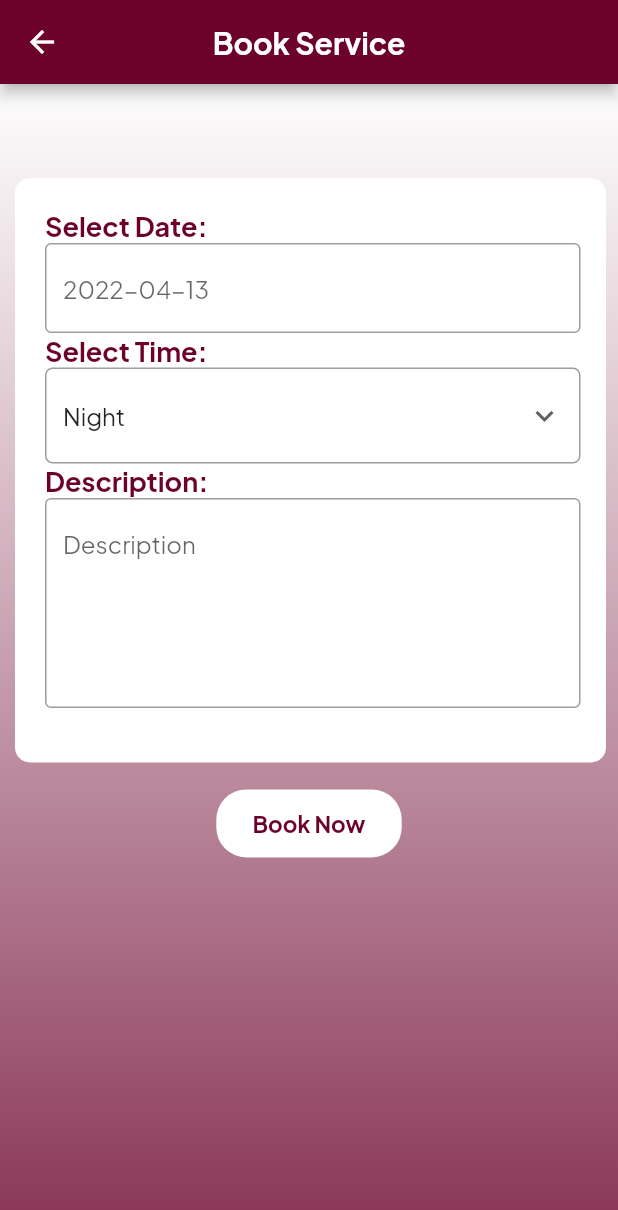
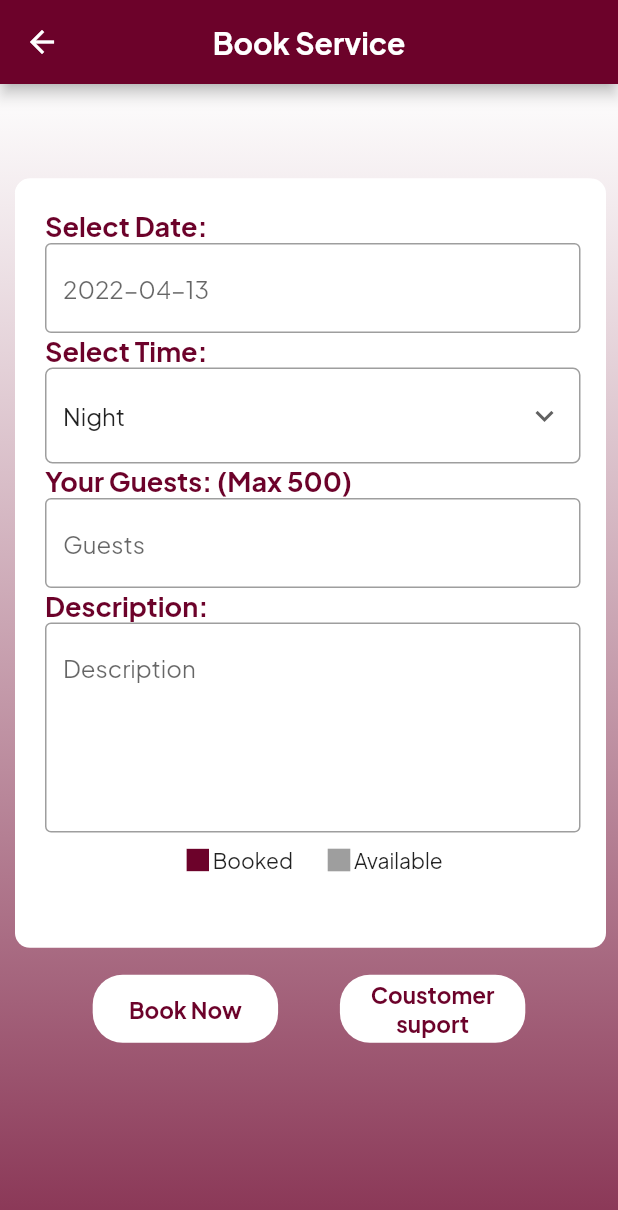
Before and after one commit to aliarfa123/HallBooking, a Flutter app: the BookService screen opened directly with empty values, on a phone screen of 412 x 824 dp. Shown: the top 1210 px of the screen. Run offline on Flutter 3.47's test engine with Material 2 defaults, Android fonts, the phone set to English and light mode, and no system bars; our stand-ins replace carousel_slider, google_fonts, photo_view, youtube_player_flutter.

Commit message:
banq detail

```diff
--- a/lib/Booking/bookService.dart
+++ b/lib/Booking/bookService.dart
@@ -100,7 +100,7 @@ class _BookServiceState extends State<BookService> {
                       color: white,
                       borderRadius:
                           const BorderRadius.all(Radius.circular(10))),
-                  height: size.height * 0.47,
+                  height: size.height * 0.62,
                   child: Padding(
                     padding: EdgeInsets.only(top: 20, left: 20, right: 15),
                     child: Column(
@@ -159,6 +159,23 @@ class _BookServiceState extends State<BookService> {
                         Wrap(
                           children: [
                             Text(
+                              'Your Guests: (Max 500)',
+                              style: banquetName,
+                            ),
+                            TextFormField(
+                              decoration: InputDecoration(
+                                border: OutlineInputBorder(),
+                                hintText: 'Guests',
+                              ),
+                              // keyboardType: TextInputType.multiline,
+                              // minLines: ,
+                              // maxLines: 5,
+                            ),
+                          ],
+                        ),
+                        Wrap(
+                          children: [
+                            Text(
                               'Description:',
                               style: banquetName,
                             ),
@@ -172,6 +189,29 @@ class _BookServiceState extends State<BookService> {
                               maxLines: 10,
                             ),
                           ],
+                        ),
+                        Padding(
+                          padding: const EdgeInsets.all(8.0),
+                          child: Row(
+                            mainAxisAlignment: MainAxisAlignment.center,
+                            children: [
+                              Icon(
+                                Icons.square,
+                                size: 20,
+                                color: primary,
+                              ),
+                              Text('Booked'),
+                              SizedBox(
+                                width: size.width * 0.05,
+                              ),
+                              Icon(
+                                Icons.square,
+                                size: 20,
+                                color: grey,
+                              ),
+                              Text('Available'),
+                            ],
+                          ),
                         ),
                       ],
                     ),
@@ -192,7 +232,9 @@ class _BookServiceState extends State<BookService> {
                         //               bname: widget.home,
                         //             )));
                       }),
-                      child: Container(
+                      child: Row(
+                        children: [
+                          Container(
                             decoration: BoxDecoration(
                               color: white,
                               borderRadius: BorderRadius.circular(20),
@@ -205,6 +247,26 @@ class _BookServiceState extends State<BookService> {
                                 style: normPrimary,
                               ),
                             ),
+                          ),
+                          SizedBox(
+                            width: size.width * 0.1,
+                          ),
+                          Container(
+                            decoration: BoxDecoration(
+                              color: white,
+                              borderRadius: BorderRadius.circular(20),
+                            ),
+                            height: size.height * 0.055,
+                            width: size.width * 0.3,
+                            child: Center(
+                              child: Text(
+                                'Coustomer\nsuport',
+                                textAlign: TextAlign.center,
+                                style: normPrimary,
+                              ),
+                            ),
+                          ),
+                        ],
                       ),
                     ),
                   ],
```
Lines whose indentation alone changed are shown as unchanged.
